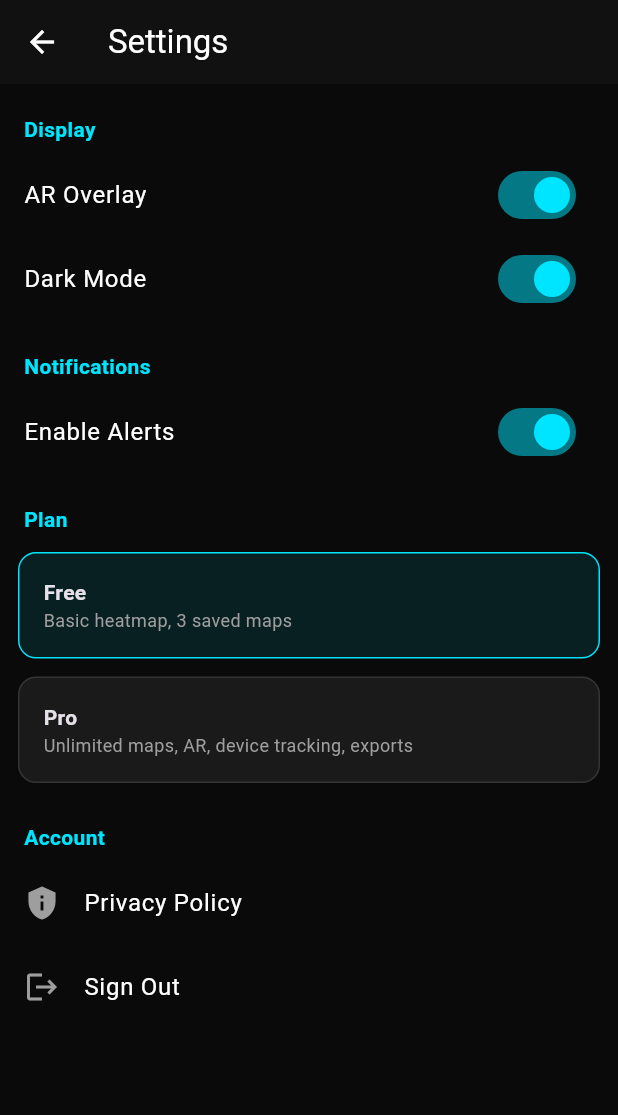
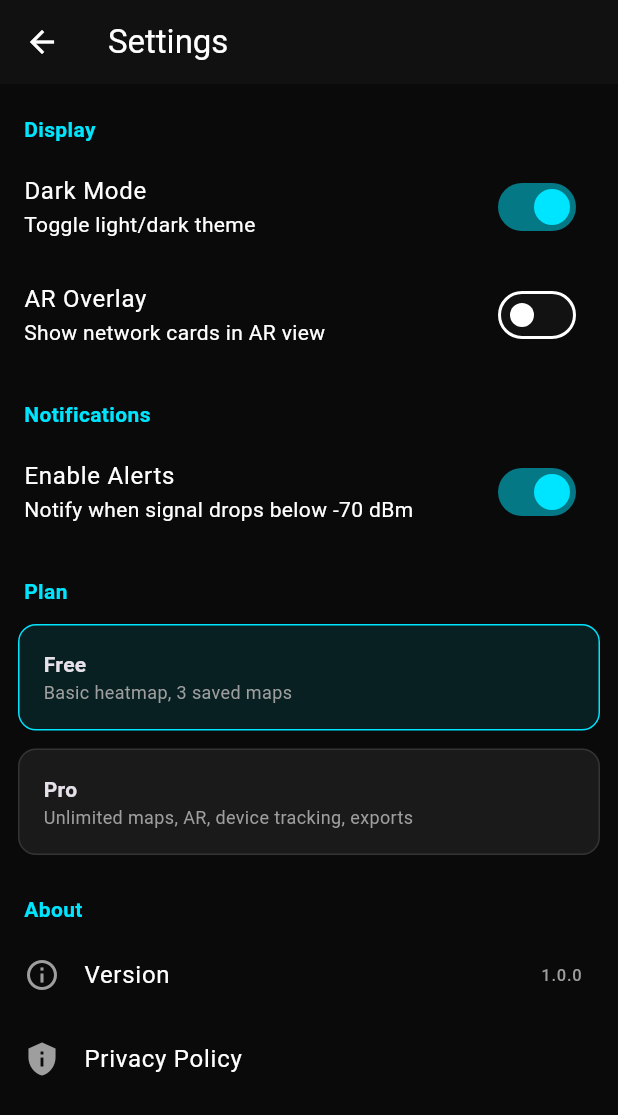
Before and after one commit to darlingtonerzuah/Wave_map, a Flutter app: the SettingsScreen screen opened directly, after a tap on "AR Overlay", on a phone screen of 412 x 824 dp. Shown: the top 1115 px of the screen. Run offline on Flutter 3.47's test engine with Material 3 defaults, Android fonts, the phone set to English and light mode, and no system bars; our stand-ins replace camera, dio, permission_handler, shared_preferences; missing offline and left inert: wifi_scan; accounts and stored records are empty.

Commit message:
feat: functional settings with dark mode, AR overlay toggle and persistence

```diff
--- a/lib/main.dart
+++ b/lib/main.dart
@@ -1,40 +1,45 @@
 import 'package:flutter/material.dart';
-import 'package:shared_preferences/shared_preferences.dart';
+import 'package:provider/provider.dart';
+import 'providers/settings_provider.dart';
 import 'screens/heatmap_screen.dart';
 import 'screens/device_screen.dart';
 import 'screens/diagnostics_screen.dart';
 import 'screens/settings_screen.dart';
-import 'screens/login_screen.dart';
 import 'screens/ar_screen.dart';
 
-void main() async {
-  WidgetsFlutterBinding.ensureInitialized();
-  final prefs = await SharedPreferences.getInstance();
-  final token = prefs.getString('token');
-  runApp(WifiARApp(isLoggedIn: token != null));
+void main() {
+  runApp(
+    ChangeNotifierProvider(
+      create: (_) => SettingsProvider(),
+      child: const WifiARApp(),
+    ),
+  );
 }
 
 class WifiARApp extends StatelessWidget {
-  final bool isLoggedIn;
-  const WifiARApp({super.key, required this.isLoggedIn});
+  const WifiARApp({super.key});
 
   @override
   Widget build(BuildContext context) {
+    final settings = context.watch<SettingsProvider>();
     return MaterialApp(
       title: 'WiFi AR',
       debugShowCheckedModeBanner: false,
-      theme: ThemeData.dark().copyWith(
+      theme: settings.darkMode
+          ? ThemeData.dark().copyWith(
               colorScheme: const ColorScheme.dark(
                 primary: Color(0xFF00E5FF),
                 secondary: Color(0xFF00E5FF),
               ),
               scaffoldBackgroundColor: const Color(0xFF0A0A0A),
+            )
+          : ThemeData.light().copyWith(
+              colorScheme: const ColorScheme.light(
+                primary: Color(0xFF0077CC),
+                secondary: Color(0xFF0077CC),
               ),
-      initialRoute: isLoggedIn ? '/home' : '/login',
-      routes: {
-        '/login': (context) => const LoginScreen(),
-        '/home': (context) => const MainShell(),
-      },
+            ),
+      home: const MainShell(),
     );
   }
 }
@@ -53,8 +58,8 @@ class _MainShellState extends State<MainShell> {
     HeatmapScreen(),
     DevicesScreen(),
     DiagnosticsScreen(),
+    ARScreen(),
     SettingsScreen(),
-    ARScreen(),
   ];
 
   @override
@@ -72,8 +77,8 @@ class _MainShellState extends State<MainShell> {
           BottomNavigationBarItem(icon: Icon(Icons.wifi), label: 'Heatmap'),
           BottomNavigationBarItem(icon: Icon(Icons.devices), label: 'Devices'),
           BottomNavigationBarItem(icon: Icon(Icons.bar_chart), label: 'Diagnostics'),
+          BottomNavigationBarItem(icon: Icon(Icons.camera), label: 'AR'),
           BottomNavigationBarItem(icon: Icon(Icons.settings), label: 'Settings'),
-          BottomNavigationBarItem(icon: Icon(Icons.camera), label: 'AR'),
         ],
       ),
     );
--- /dev/null
+++ b/lib/providers/settings_provider.dart
@@ -0,0 +1,55 @@
+import 'package:flutter/material.dart';
+import 'package:shared_preferences/shared_preferences.dart';
+
+class SettingsProvider extends ChangeNotifier {
+  bool _darkMode = true;
+  bool _arOverlay = true;
+  bool _alerts = true;
+  String _plan = 'Free';
+
+  bool get darkMode => _darkMode;
+  bool get arOverlay => _arOverlay;
+  bool get alerts => _alerts;
+  String get plan => _plan;
+
+  SettingsProvider() {
+    _load();
+  }
+
+  Future<void> _load() async {
+    final prefs = await SharedPreferences.getInstance();
+    _darkMode = prefs.getBool('darkMode') ?? true;
+    _arOverlay = prefs.getBool('arOverlay') ?? true;
+    _alerts = prefs.getBool('alerts') ?? true;
+    _plan = prefs.getString('plan') ?? 'Free';
+    notifyListeners();
+  }
+
+  Future<void> setDarkMode(bool val) async {
+    _darkMode = val;
+    final prefs = await SharedPreferences.getInstance();
+    await prefs.setBool('darkMode', val);
+    notifyListeners();
+  }
+
+  Future<void> setArOverlay(bool val) async {
+    _arOverlay = val;
+    final prefs = await SharedPreferences.getInstance();
+    await prefs.setBool('arOverlay', val);
+    notifyListeners();
+  }
+
+  Future<void> setAlerts(bool val) async {
+    _alerts = val;
+    final prefs = await SharedPreferences.getInstance();
+    await prefs.setBool('alerts', val);
+    notifyListeners();
+  }
+
+  Future<void> setPlan(String val) async {
+    _plan = val;
+    final prefs = await SharedPreferences.getInstance();
+    await prefs.setString('plan', val);
+    notifyListeners();
+  }
+}
--- a/lib/screens/settings_screen.dart
+++ b/lib/screens/settings_screen.dart
@@ -1,21 +1,14 @@
 import 'package:flutter/material.dart';
-import 'package:shared_preferences/shared_preferences.dart';
+import 'package:provider/provider.dart';
+import '../providers/settings_provider.dart';
 
-class SettingsScreen extends StatefulWidget {
+class SettingsScreen extends StatelessWidget {
   const SettingsScreen({super.key});
 
   @override
-  State<SettingsScreen> createState() => _SettingsScreenState();
-}
+  Widget build(BuildContext context) {
+    final settings = context.watch<SettingsProvider>();
 
-class _SettingsScreenState extends State<SettingsScreen> {
-  bool _arOverlay = false;
-  bool _notifications = true;
-  bool _darkMode = true;
-  String _selectedPlan = 'Free';
-
-  @override
-  Widget build(BuildContext context) {
     return Scaffold(
       appBar: AppBar(
         title: const Text('Settings'),
@@ -24,46 +17,41 @@ class _SettingsScreenState extends State<SettingsScreen> {
       body: ListView(
         children: [
           _sectionTitle('Display'),
-          _toggle('AR Overlay', _arOverlay, (val) => setState(() => _arOverlay = val)),
-          _toggle('Dark Mode', _darkMode, (val) => setState(() => _darkMode = val)),
+          SwitchListTile(
+            title: const Text('Dark Mode'),
+            subtitle: const Text('Toggle light/dark theme'),
+            value: settings.darkMode,
+            onChanged: (val) => context.read<SettingsProvider>().setDarkMode(val),
+            activeColor: const Color(0xFF00E5FF),
+          ),
+          SwitchListTile(
+            title: const Text('AR Overlay'),
+            subtitle: const Text('Show network cards in AR view'),
+            value: settings.arOverlay,
+            onChanged: (val) => context.read<SettingsProvider>().setArOverlay(val),
+            activeColor: const Color(0xFF00E5FF),
+          ),
           _sectionTitle('Notifications'),
-          _toggle('Enable Alerts', _notifications, (val) => setState(() => _notifications = val)),
+          SwitchListTile(
+            title: const Text('Enable Alerts'),
+            subtitle: const Text('Notify when signal drops below -70 dBm'),
+            value: settings.alerts,
+            onChanged: (val) => context.read<SettingsProvider>().setAlerts(val),
+            activeColor: const Color(0xFF00E5FF),
+          ),
           _sectionTitle('Plan'),
-          _planTile('Free', 'Basic heatmap, 3 saved maps'),
-          _planTile('Pro', 'Unlimited maps, AR, device tracking, exports'),
-          _sectionTitle('Account'),
-          _actionTile('Privacy Policy', Icons.privacy_tip),
+          _planTile(context, settings, 'Free', 'Basic heatmap, 3 saved maps'),
+          _planTile(context, settings, 'Pro', 'Unlimited maps, AR, device tracking, exports'),
+          _sectionTitle('About'),
           ListTile(
-  leading: const Icon(Icons.logout, color: Colors.grey),
-  title: const Text('Sign Out'),
- onTap: () async {
-  final confirm = await showDialog<bool>(
-    context: context,
-    builder: (ctx) => AlertDialog(
-      backgroundColor: const Color(0xFF1A1A1A),
-      title: const Text('Sign Out'),
-      content: const Text('Are you sure you want to sign out?'),
-      actions: [
-        TextButton(
-          onPressed: () => Navigator.pop(ctx, false),
-          child: const Text('Cancel', style: TextStyle(color: Colors.grey)),
-        ),
-        TextButton(
-          onPressed: () => Navigator.pop(ctx, true),
-          child: const Text('Sign Out', style: TextStyle(color: Colors.red)),
-        ),
-      ],
-    ),
-  );
-
-  if (confirm == true) {
-    final prefs = await SharedPreferences.getInstance();
-    await prefs.clear();
-    if (context.mounted) {
-      Navigator.pushReplacementNamed(context, '/login');
-    }
-  }
-},
+            leading: const Icon(Icons.info_outline, color: Colors.grey),
+            title: const Text('Version'),
+            trailing: const Text('1.0.0', style: TextStyle(color: Colors.grey)),
+          ),
+          ListTile(
+            leading: const Icon(Icons.privacy_tip, color: Colors.grey),
+            title: const Text('Privacy Policy'),
+            onTap: () {},
           ),
         ],
       ),
@@ -74,49 +62,40 @@ class _SettingsScreenState extends State<SettingsScreen> {
     return Padding(
       padding: const EdgeInsets.fromLTRB(16, 20, 16, 6),
       child: Text(title,
-          style: const TextStyle(color: Color(0xFF00E5FF), fontWeight: FontWeight.bold)),
+          style: const TextStyle(
+              color: Color(0xFF00E5FF), fontWeight: FontWeight.bold)),
     );
   }
 
-  Widget _toggle(String label, bool value, Function(bool) onChanged) {
-    return SwitchListTile(
-      title: Text(label),
-      value: value,
-      onChanged: onChanged,
-      activeColor: const Color(0xFF00E5FF),
-    );
-  }
-
-  Widget _planTile(String plan, String description) {
-    final isSelected = _selectedPlan == plan;
+  Widget _planTile(BuildContext context, SettingsProvider settings,
+      String plan, String description) {
+    final isSelected = settings.plan == plan;
     return GestureDetector(
-      onTap: () => setState(() => _selectedPlan = plan),
+      onTap: () => context.read<SettingsProvider>().setPlan(plan),
       child: Container(
         margin: const EdgeInsets.symmetric(horizontal: 12, vertical: 6),
         padding: const EdgeInsets.all(16),
         decoration: BoxDecoration(
-          color: isSelected ? const Color(0xFF00E5FF).withOpacity(0.1) : const Color(0xFF1A1A1A),
+          color: isSelected
+              ? const Color(0xFF00E5FF).withOpacity(0.1)
+              : const Color(0xFF1A1A1A),
           borderRadius: BorderRadius.circular(12),
           border: Border.all(
-            color: isSelected ? const Color(0xFF00E5FF) : Colors.grey.withOpacity(0.2),
+            color: isSelected
+                ? const Color(0xFF00E5FF)
+                : Colors.grey.withOpacity(0.2),
           ),
         ),
         child: Column(
           crossAxisAlignment: CrossAxisAlignment.start,
           children: [
-            Text(plan, style: const TextStyle(fontWeight: FontWeight.bold)),
-            Text(description, style: const TextStyle(color: Colors.grey, fontSize: 12)),
+            Text(plan,
+                style: const TextStyle(fontWeight: FontWeight.bold)),
+            Text(description,
+                style: const TextStyle(color: Colors.grey, fontSize: 12)),
           ],
         ),
       ),
     );
   }
-
-  Widget _actionTile(String label, IconData icon) {
-    return ListTile(
-      leading: Icon(icon, color: Colors.grey),
-      title: Text(label),
-      onTap: () {},
-    );
-  }
 }
--- a/pubspec.yaml
+++ b/pubspec.yaml
@@ -40,6 +40,7 @@ dependencies:
   wifi_scan: ^0.4.1+2
   permission_handler: ^11.3.1
   camera: ^0.11.0+2
+  provider: ^6.1.5+1
 
 dev_dependencies:
   flutter_test:
```
Also changed, not shown: lib/screens/ar_screen.dart (+5 -2 lines), pubspec.lock. Lines whose indentation alone changed are shown as unchanged.
